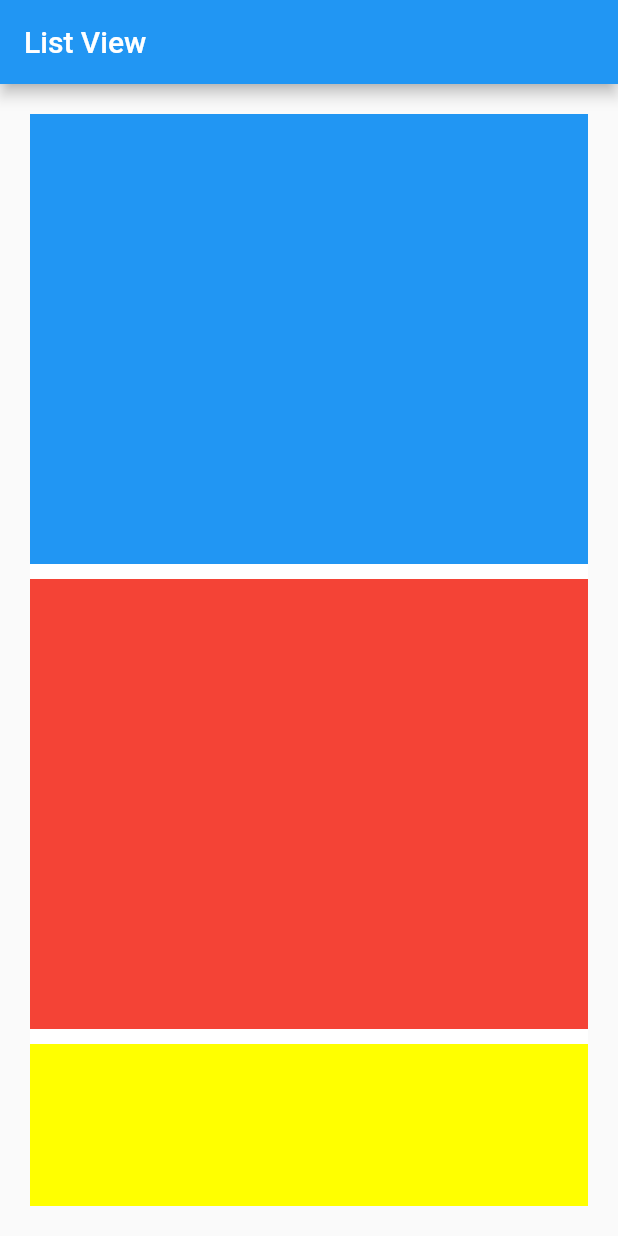
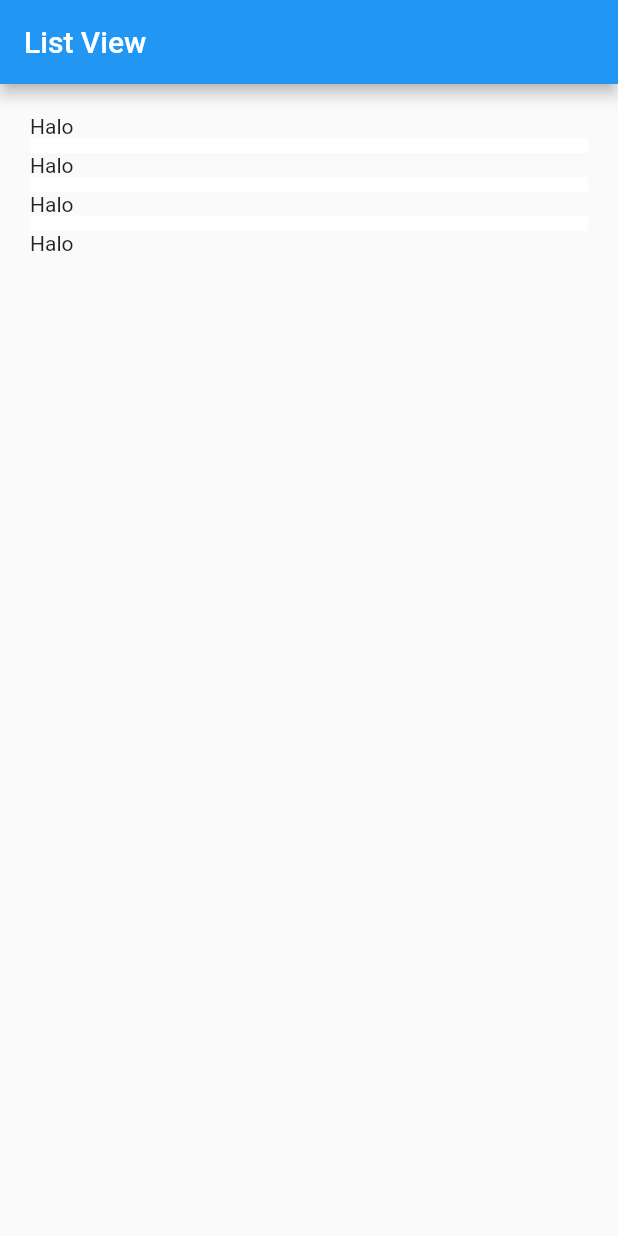
Before and after one commit to muhfauz/aplikasi_listview, a Flutter app: the screen it shows after launch, on a phone screen of 412 x 824 dp. Run offline on Flutter 3.47's test engine with Material 2 defaults, Android fonts, the phone set to English and light mode, and no system bars.

Commit message:
rubah list container jadi text

```diff
--- a/lib/main.dart
+++ b/lib/main.dart
@@ -53,11 +53,7 @@ class MyApp extends StatelessWidget {
               },
               itemCount: myColor.length,
               itemBuilder: ((context, index) {
-                return Container(
-                  height: 300,
-                  width: 100,
-                  color: myColor[index],
-                );
+                return Text('Halo');
               })),
         ),
       ),
```
